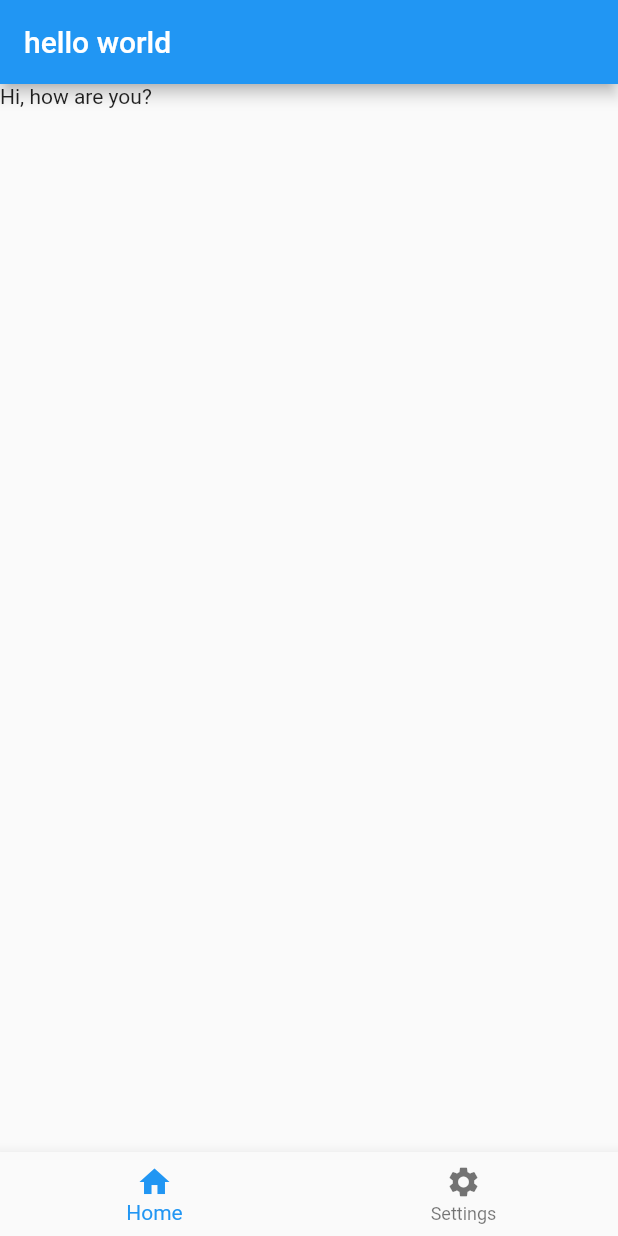
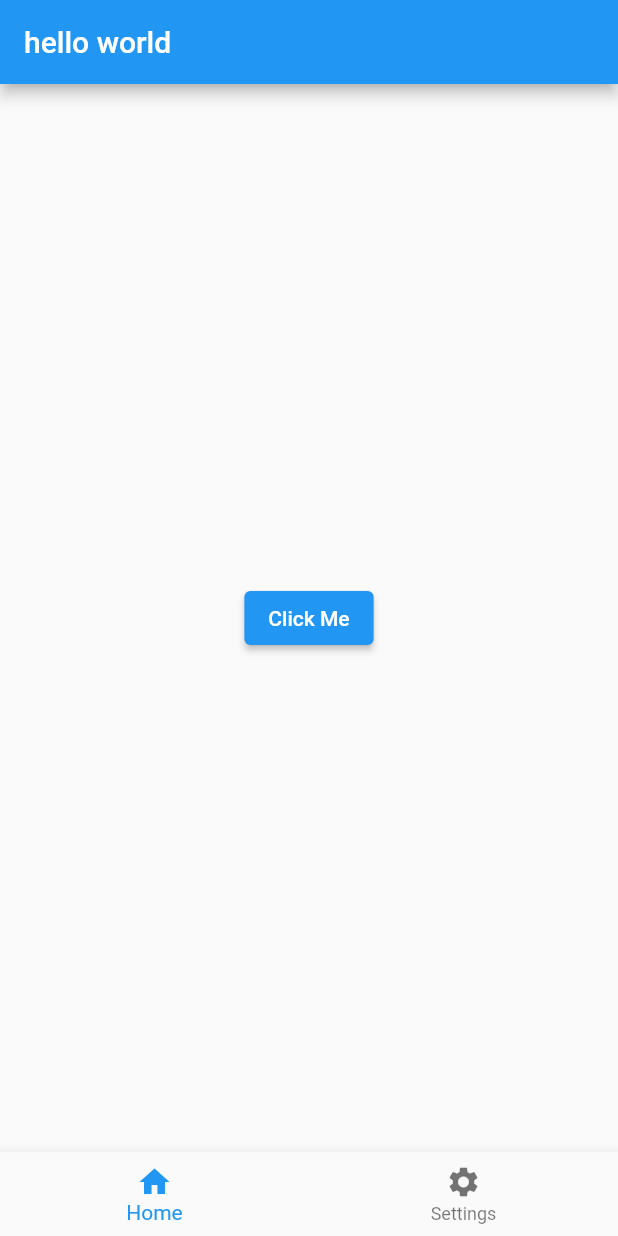
Before and after one commit to sicelo17/flutter_basics, a Flutter app: the screen it shows after launch, on a phone screen of 412 x 824 dp. Run offline on Flutter 3.47's test engine with Material 2 defaults, Android fonts, the phone set to English and light mode, and no system bars.

Commit message:
added elevated buttons

```diff
--- a/lib/main.dart
+++ b/lib/main.dart
@@ -15,7 +15,7 @@ class MyApp extends StatelessWidget {
         appBar: AppBar(
           title: const Text("hello world"),
         ),
-        body: const Text("Hi, how are you?"),
+        body: Center(child: ElevatedButton(onPressed: (){}, child: const Text("Click Me"))),
         bottomNavigationBar: BottomNavigationBar(
           items: const [
             BottomNavigationBarItem(label: "Home", icon: Icon(Icons.home)),
```
